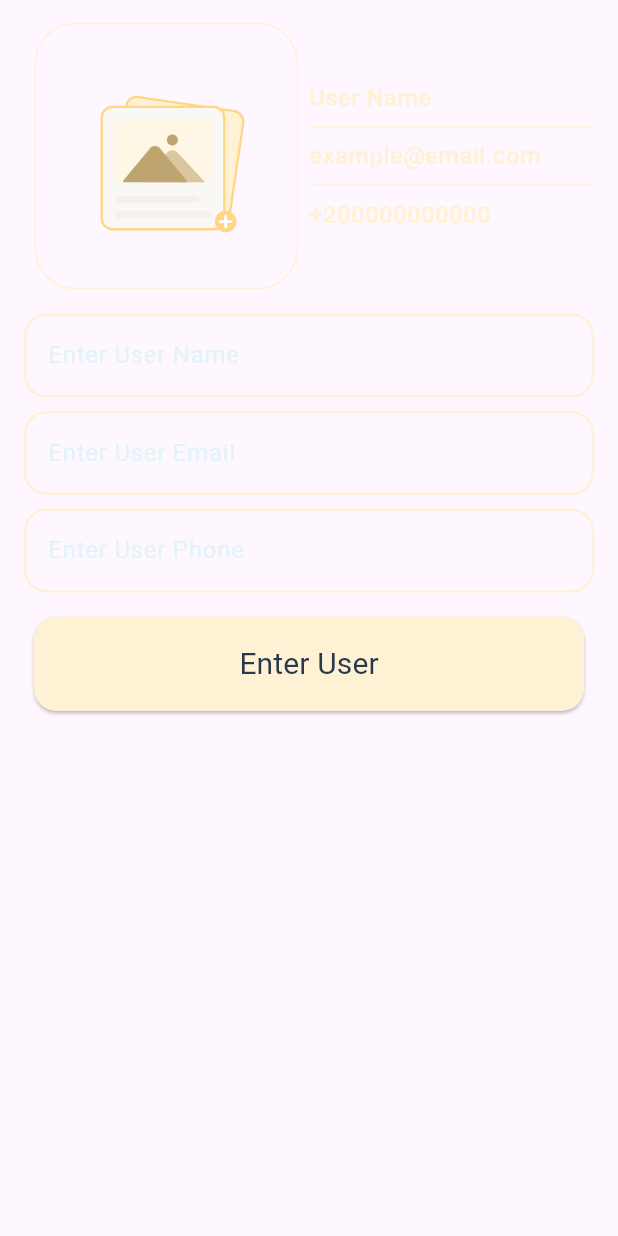
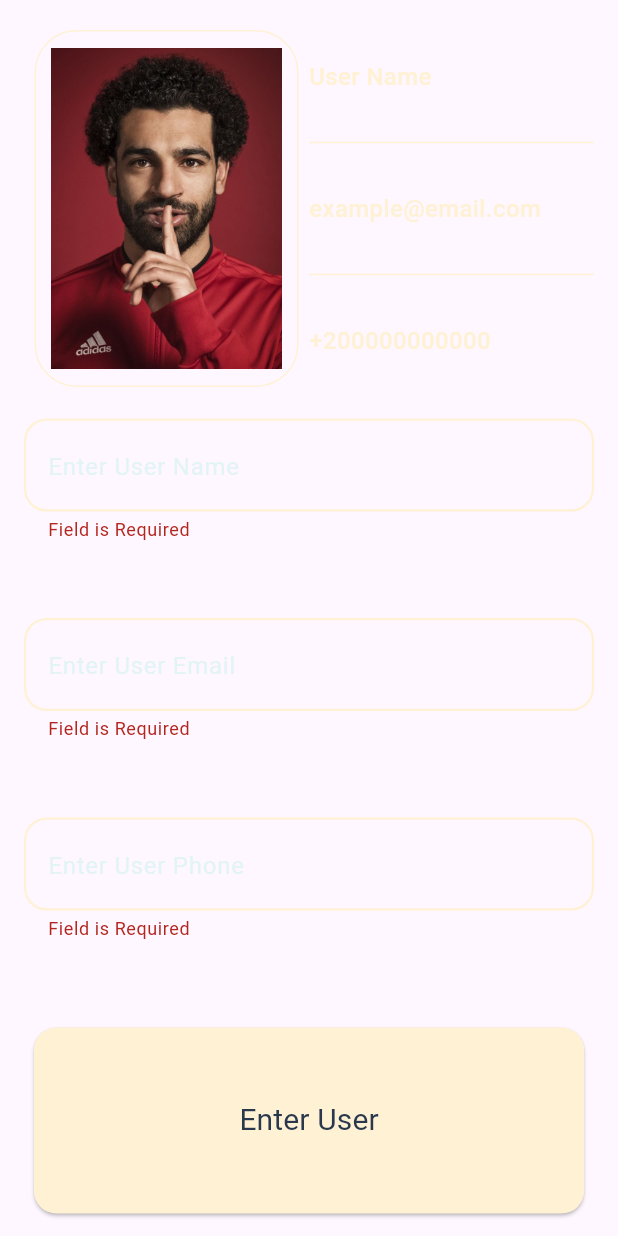
Before and after one commit to Ziad112002/contact_app, a Flutter app: the AddContact widget shown alone on an empty page, opened directly, after a tap on "Enter User", on a phone screen of 412 x 824 dp. Run offline on Flutter 3.47's test engine with Material 3 defaults, Android fonts, the phone set to English and light mode, and no system bars; our stand-ins replace hive, hive_flutter, lottie; accounts and stored records are empty; generated files the repository leaves out were written again.

Commit message:
show data from text field to texts in add_contact.dart

```diff
--- a/lib/main.dart
+++ b/lib/main.dart
@@ -1,7 +1,10 @@
 import 'package:contact/screens/home_screen.dart';
 import 'package:flutter/material.dart';
+import 'package:hive_flutter/adapters.dart';
 
-void main() {
+void main() async{
+  await Hive.initFlutter();
+  await Hive.openBox("contacts_box");
   runApp(const MyApp());
 }
 
--- /dev/null
+++ b/lib/models/contact.dart
@@ -0,0 +1,26 @@
+import 'package:hive/hive.dart';
+
+part 'contact.g.dart';
+
+@HiveType(typeId: 0)
+class Contact extends HiveObject {
+
+  @HiveField(0)
+  String name;
+
+  @HiveField(1)
+  String email;
+
+  @HiveField(2)
+  String phone;
+
+  @HiveField(3)
+  String imagePath;
+
+  Contact({
+    required this.name,
+    required this.email,
+    required this.phone,
+    required this.imagePath,
+  });
+}
--- a/lib/widgets/add_contact.dart
+++ b/lib/widgets/add_contact.dart
@@ -4,50 +4,107 @@ import 'package:contact/styles/app_text_style.dart';
 import 'package:flutter/material.dart';
 import 'package:lottie/lottie.dart';
 
-class AddContact extends StatelessWidget {
+class AddContact extends StatefulWidget {
   const AddContact({super.key});
 
   @override
+  State<AddContact> createState() => _AddContactState();
+}
+
+class _AddContactState extends State<AddContact> {
+  final myController = TextEditingController();
+  final GlobalKey<FormState> formKey = GlobalKey();
+  AutovalidateMode autoValidateMode = AutovalidateMode.disabled;
+  String? name, email, phoneNumber;
+  @override
   Widget build(BuildContext context) {
-    return Padding(
+    return Form(
+      key: formKey,
+      autovalidateMode: autoValidateMode,
+      child: Padding(
         padding: const EdgeInsets.symmetric(horizontal: 16, vertical: 15),
         child: Column(
           children: [
-          Row(
+            Expanded(
+              flex: 2,
+              child: Row(
                 children: [
                   Expanded(
                     child: Container(
                       margin: EdgeInsets.symmetric(horizontal: 7),
-                  padding: EdgeInsets.symmetric(horizontal: 10, vertical: 11),
+                      padding: EdgeInsets.symmetric(
+                        horizontal: 10,
+                        vertical: 11,
+                      ),
                       decoration: BoxDecoration(
                         border: BoxBorder.all(width: 1, color: AppColors.gold),
                         borderRadius: BorderRadius.circular(28),
                       ),
-                  child: Lottie.asset(AppAssets.imagePickerAnimation),
+                      child: Image.asset(
+                        AppAssets.moPhoto,
+                        fit: BoxFit.cover,
+                      ), //Lottie.asset(AppAssets.imagePickerAnimation),
                     ),
                   ),
                   Expanded(
                     child: Column(
+                      mainAxisAlignment: MainAxisAlignment.spaceEvenly,
                       crossAxisAlignment: CrossAxisAlignment.start,
                       children: [
-                    Text("User Name", style: AppTextStyle.gold16Medium),
+                        Text(
+                          (name == null || name!.isEmpty) ? "User Name" : name!,
+                          style: AppTextStyle.gold16Medium,
+                        ),
                         Divider(height: 16, color: AppColors.gold),
-                    Text("example@email.com", style: AppTextStyle.gold16Medium),
+                        Text(
+                          email ?? "example@email.com",
+                          style: AppTextStyle.gold16Medium,
+                        ),
                         Divider(height: 16, color: AppColors.gold),
-                    Text("+200000000000", style: AppTextStyle.gold16Medium),
+                        Text(
+                          phoneNumber ?? "+200000000000",
+                          style: AppTextStyle.gold16Medium,
+                        ),
                       ],
                     ),
                   ),
                 ],
               ),
+            ),
             SizedBox(height: 16),
-          buildInfoTextField("Enter User Name "),
+            Expanded(
+              child: ItemsTextFormFields(hintText: "Enter User Name ", onSaved: (value) {
+                  name = value;
+                }, onChanged: (value) {
+                  name = value;
+                }),
+            ),
             SizedBox(height: 9),
-          buildInfoTextField("Enter User Email "),
+            Expanded(
+              child: ItemsTextFormFields(hintText: "Enter User Email ", onSaved: (value) {
+                  name = value;
+                }, onChanged: (value) {
+                  email = value;
+                }),
+            ),
             SizedBox(height: 9),
-          buildInfoTextField("Enter User Phone"),
+            Expanded(
+              child: ItemsTextFormFields(hintText: "Enter User Phone", onSaved: (value) {
+                  name = value;
+                }, onChanged: (value) {
+                  phoneNumber = value;
+                }),
+            ),
             SizedBox(height: 16),
-          ElevatedButton(
+            Expanded(child: buildElevatedButton()),
+          ],
+        ),
+      ),
+    );
+  }
+
+  ElevatedButton buildElevatedButton() {
+    return ElevatedButton(
       style: ButtonStyle(
         backgroundColor: WidgetStatePropertyAll(AppColors.gold),
         padding: WidgetStatePropertyAll(
@@ -59,20 +116,49 @@ class AddContact extends StatelessWidget {
           ),
         ),
       ),
-            onPressed: () {},
+      onPressed: () {
+        setState(() {
+          if (formKey.currentState!.validate()) {
+            formKey.currentState!.save();
+          } else {
+            autoValidateMode = AutovalidateMode.always;
+          }
+        });
+      },
       child: Text("Enter User", style: AppTextStyle.darkBlue20Regular),
-          ),
-        ],
-      ),
     );
   }
+}
 
-  Widget buildInfoTextField(String hintText) {
+class ItemsTextFormFields extends StatelessWidget {
+  const ItemsTextFormFields({
+    super.key,
+    required this.hintText,
+    required this.onSaved,
+    required this.onChanged,
+  });
+
+  final String hintText;
+  final void Function(String?)? onSaved;
+  final void Function(String)? onChanged;
+
+  @override
+  Widget build(BuildContext context) {
     var border = OutlineInputBorder(
       borderRadius: BorderRadius.circular(15),
       borderSide: BorderSide(width: 1.5, color: AppColors.gold),
     );
-    return TextField(
+    return TextFormField(
+      onSaved: onSaved,
+      validator: (value) {
+        if (value?.isEmpty ?? true) {
+          return "Field is Required";
+        } else {
+          return null;
+        }
+      },
+      onChanged: onChanged,
+      style: AppTextStyle.gold20Medium,
       decoration: InputDecoration(
         hintText: hintText,
         hintStyle: AppTextStyle.lightBlue16Regular,
```
Also changed, not shown: lib/screens/home_screen.dart (+7 -11 lines), pubspec.yaml (+10 -60 lines), pubspec.lock, 5 other files. Lines whose indentation alone changed are shown as unchanged.
